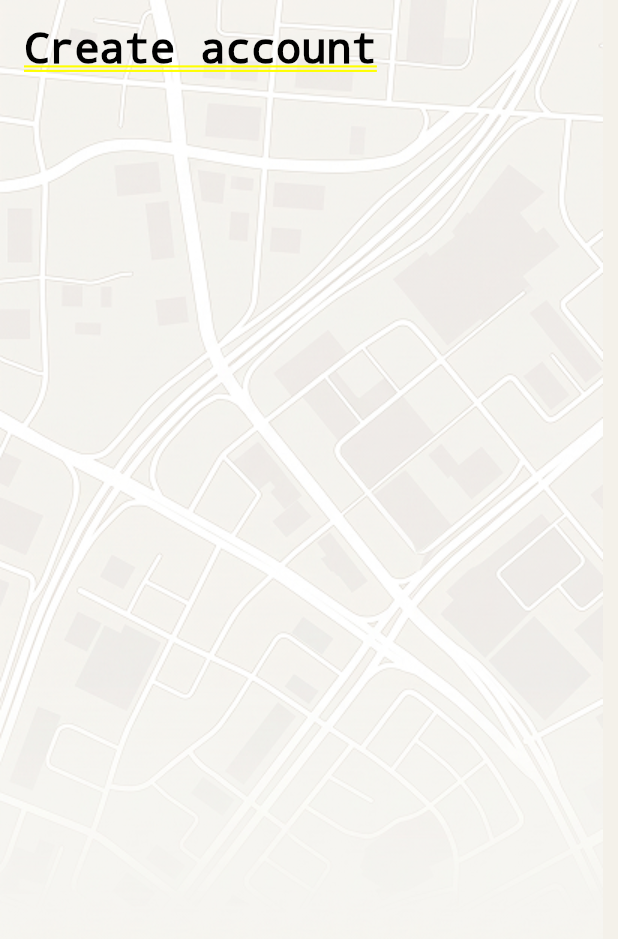
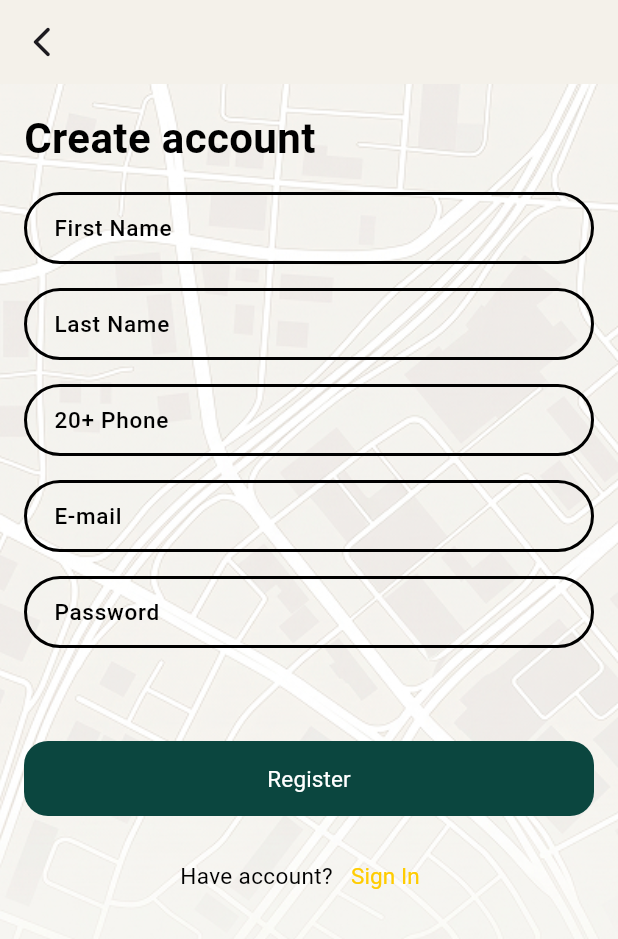
Before and after one commit to kjomana05-oss/Project, a Flutter app: the LoginScreen screen opened by its route, on a phone screen of 412 x 824 dp. Shown: the top 939 px of the screen. Run offline on Flutter 3.47's test engine with Material 3 defaults, Android fonts, the phone set to English and light mode, and no system bars; our stand-ins replace flutter_svg.

Commit message:
+ custom_elevated_button

```diff
--- a/lib/screens/login_screen/login_screen.dart
+++ b/lib/screens/login_screen/login_screen.dart
@@ -1,21 +1,36 @@
 import 'package:flutter/material.dart';
 import 'package:project/utils/resources/app_assets.dart';
 import 'package:project/utils/resources/app_color.dart';
+import 'package:project/utils/resources/app_routes.dart';
+import 'package:project/widgets/custom_elevated_button.dart';
+import 'package:project/widgets/custom_text_field.dart';
 
 class LoginScreen extends StatelessWidget {
   const LoginScreen({super.key});
 
   @override
   Widget build(BuildContext context) {
-    return Container(
-      color: AppColor.goldColor,
-      child: Stack(
+    return Scaffold(
+      appBar: AppBar(
+        backgroundColor: Colors.transparent,
+        leading: IconButton(
+          onPressed: () {
+            Navigator.pop(context);
+          },
+          icon: Icon(Icons.arrow_back_ios_new_rounded),
+        ),
+      ),
+      backgroundColor: AppColor.goldColor,
+      body: Stack(
+        fit: StackFit.expand, // عشان صورة الخلفية تملى الشاشة كلها
         children: [
-          Image.asset(AppAssets.backgroundCreateAcount),
+          Image.asset(AppAssets.backgroundCreateAcount, fit: BoxFit.cover),
           SafeArea(
-            child: Padding(
+            child: SingleChildScrollView(
               padding: const EdgeInsets.all(16),
               child: Column(
+                spacing: 16,
+                crossAxisAlignment: CrossAxisAlignment.start,
                 children: [
                   Text(
                     "Create account",
@@ -24,6 +39,41 @@ class LoginScreen extends StatelessWidget {
                       fontWeight: FontWeight.w700,
                       fontSize: 28,
                     ),
+                  ),
+                  const CustomTextField(hintText: "First Name"),
+                  const CustomTextField(hintText: "Last Name"),
+                  const CustomTextField(hintText: "20+ Phone"),
+                  const CustomTextField(hintText: "E-mail "),
+                  const CustomTextField(hintText: "Password"),
+                  const SizedBox(height: 30),
+                  CustomElevatedButton(text: "Register", onPressed: () {}),
+
+                  Row(
+                    mainAxisAlignment: .center,
+                    children: [
+                      Text(
+                        "Have account?",
+                        style: TextStyle(
+                          fontSize: 15,
+                          fontWeight: FontWeight.w400,
+                          color: AppColor.blackColor,
+                        ),
+                      ),
+                      TextButton(
+                        onPressed: () {
+                          Navigator.pushNamed(
+                              context, AppRoutes.signInRouteName);
+                        },
+                        child: Text(
+                          "Sign In",
+                          style: TextStyle(
+                            color: AppColor.yellowColor,
+                            fontSize: 15,
+                            fontWeight: FontWeight.w400,
+                          ),
+                        ),
+                      ),
+                    ],
                   ),
                 ],
               ),
--- a/lib/screens/sigin_in/sigin_in.dart
+++ b/lib/screens/sigin_in/sigin_in.dart
@@ -10,7 +10,12 @@ class SiginIn extends StatelessWidget {
       backgroundColor: AppColor.goldColor,
       appBar: AppBar(
         backgroundColor: Colors.transparent,
-        leading: Icon(Icons.arrow_back_ios_new_rounded),
+        leading: IconButton(
+          onPressed: () {
+            Navigator.pop(context);
+          },
+          icon: Icon(Icons.arrow_back_ios_new_rounded),
+        ),
       ),
       body: Padding(
         padding: const EdgeInsets.all(16),
--- a/lib/screens/splash_screen/splash_screen.dart
+++ b/lib/screens/splash_screen/splash_screen.dart
@@ -17,7 +17,7 @@ class _SplashScreenState extends State<SplashScreen> {
     Future.delayed(const Duration(seconds: 2), () {
       if (!mounted) return;
 
-      Navigator.pushReplacementNamed(context, AppRoutes.signInRouteName);
+      Navigator.pushReplacementNamed(context, AppRoutes.welcomeRouteName);
     });
   }
 
--- /dev/null
+++ b/lib/widgets/custom_elevated_button.dart
@@ -0,0 +1,31 @@
+import 'package:flutter/material.dart';
+import 'package:project/utils/resources/app_color.dart';
+
+class CustomElevatedButton extends StatelessWidget {
+  final String text;
+  final VoidCallback onPressed;
+
+  const CustomElevatedButton({
+    super.key,
+    required this.text,
+    required this.onPressed,
+  });
+
+  @override
+  Widget build(BuildContext context) {
+    return ElevatedButton(
+      onPressed: onPressed,
+      style: ElevatedButton.styleFrom(
+        backgroundColor: AppColor.darkGreenColor,
+        foregroundColor: AppColor.whiteColor,
+        minimumSize: Size(double.infinity, 50),
+        elevation: 0,
+        shape: RoundedRectangleBorder(borderRadius: BorderRadius.circular(16)),
+      ),
+      child: Text(
+        text,
+        style: TextStyle(fontSize: 15, fontWeight: FontWeight.w400),
+      ),
+    );
+  }
+}
--- a/lib/widgets/custom_text_field.dart
+++ b/lib/widgets/custom_text_field.dart
@@ -1,5 +1,6 @@
 import 'package:flutter/material.dart';
-import 'package:project/utils/resources/app_color.dart';
+
+import '../utils/resources/app_color.dart';
 
 class CustomTextField extends StatelessWidget {
   final String hintText;
@@ -17,14 +18,48 @@ class CustomTextField extends StatelessWidget {
   Widget build(BuildContext context) {
     return TextField(
       keyboardType: keyboardType,
+      // نوع الكيبورد حسب الحقل (نص، أرقام، إيميل...)
       obscureText: isPassword,
+      // إخفاء النص على هيئة نقاط في حالة الباسورد
       decoration: InputDecoration(
         hintText: hintText,
-        filled: true,
-        fillColor: AppColor.whiteColor,
+        hintStyle: TextStyle(
+          color: AppColor.blackColor,
+          fontWeight: FontWeight.w500,
+          fontSize: 15,
+        ),
+        // النص الإرشادي داخل الحقfilled: true,
+        // تفعيل تلوين خلفية الحقل
+        fillColor: Colors.transparent,
+        // خلفية شفافة ليظهر ما خلفها
+        contentPadding: const EdgeInsets.symmetric(
+          horizontal: 16,
+          vertical: 5,
+        ),
+        // مسافة داخلية مناسبة للشكل الكبسولي
         border: OutlineInputBorder(
-          borderRadius: BorderRadius.circular(12),
-          borderSide: BorderSide.none,
+          borderRadius: BorderRadius.circular(30),
+          // استدارة قوية لإعطاء شكل كبسولي
+          borderSide: BorderSide(
+            color: AppColor.blackColor,
+            width: 2,
+          ), // حدود سوداء افتراضية
+        ),
+        enabledBorder: OutlineInputBorder(
+          borderRadius: BorderRadius.circular(30),
+          // نفس الاستدارة في الوضع العادي
+          borderSide: BorderSide(
+            color: AppColor.blackColor,
+            width: 2,
+          ), // سمك الحد الأسود في الوضع العادي
+        ),
+        focusedBorder: OutlineInputBorder(
+          borderRadius: BorderRadius.circular(30),
+          // نفس الاستدارة عند الضغط والكتابة
+          borderSide: BorderSide(
+            color: AppColor.blackColor,
+            width: 2,
+          ), // زيادة سمك الحد عند التركيز على الحقل
         ),
       ),
     );
```
